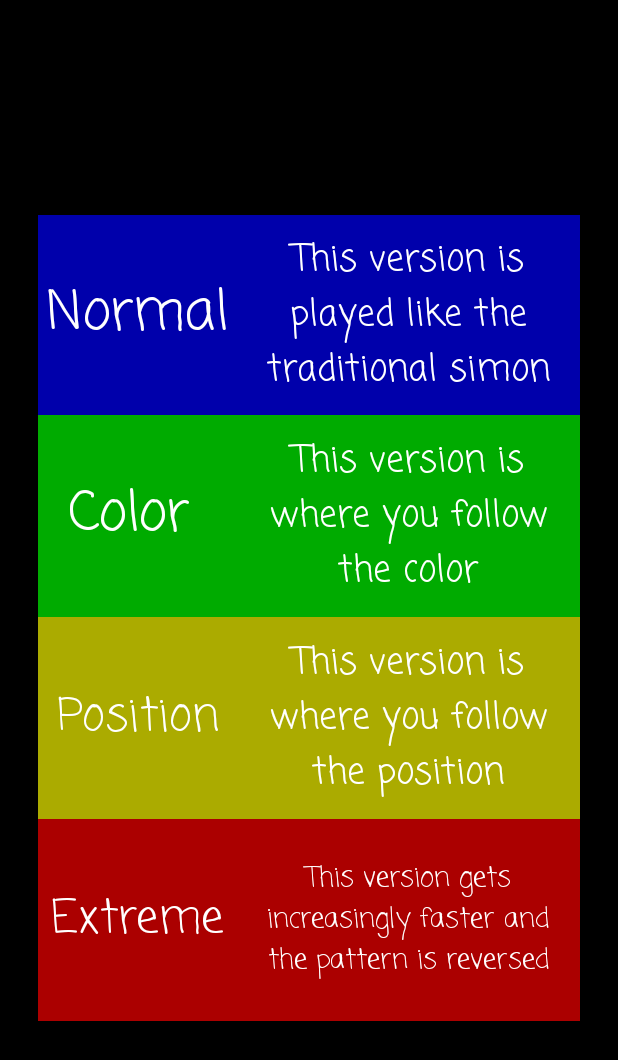
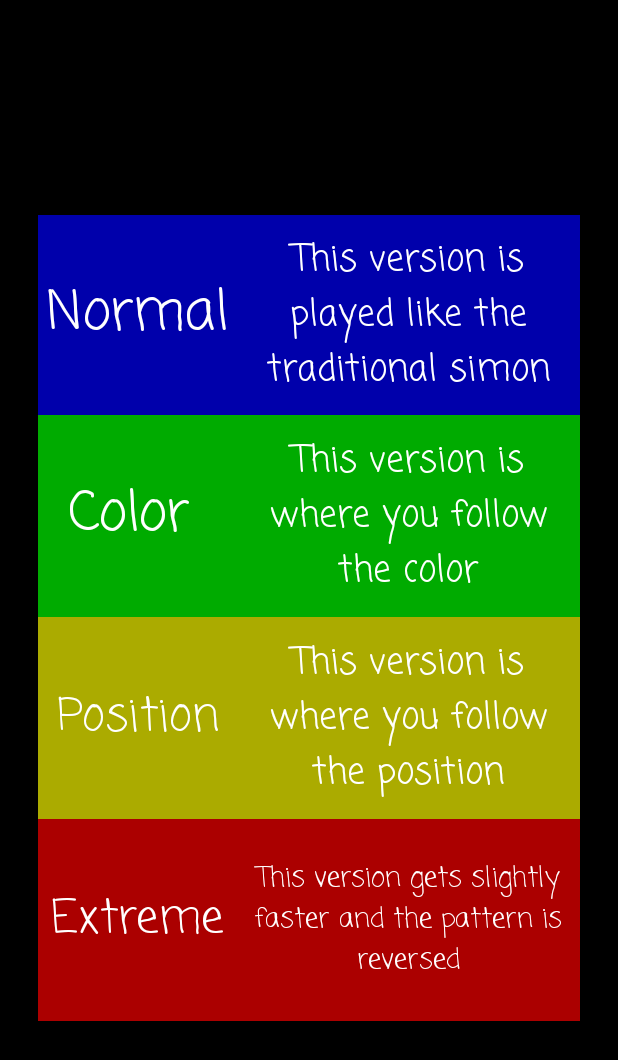
Before and after one commit to casualdragon/Simon, an Android app: the HowToActivity screen opened directly, with no data from a screen before it, on a phone screen of 412 x 824 dp. Shown: the top 1060 px of the screen. Run offline under Robolectric (Android 15) with nearby library versions, the phone set to English and light mode, and no system bars.

Commit message:
changed a word

```diff
--- a/app/src/main/res/layout/acttivity_howto.xml
+++ b/app/src/main/res/layout/acttivity_howto.xml
@@ -119,7 +119,7 @@
                 android:gravity="center" />
 
             <TextView
-                android:text="This version gets increasingly faster and the pattern is reversed"
+                android:text="This version gets slightly faster and the pattern is reversed"
                 android:layout_width="wrap_content"
                 android:layout_height="match_parent"
                 android:layout_weight="1"
```
